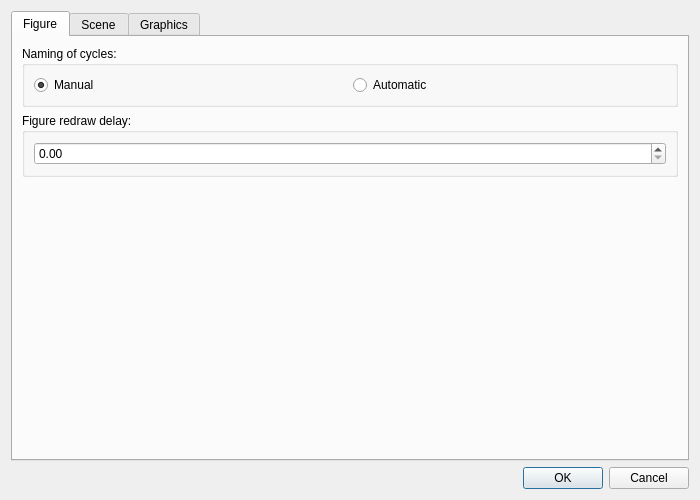
Before: the Qt Designer form forms/settingsdialog.ui in lhutton1/moebinv-gui, drawn with Qt 5.
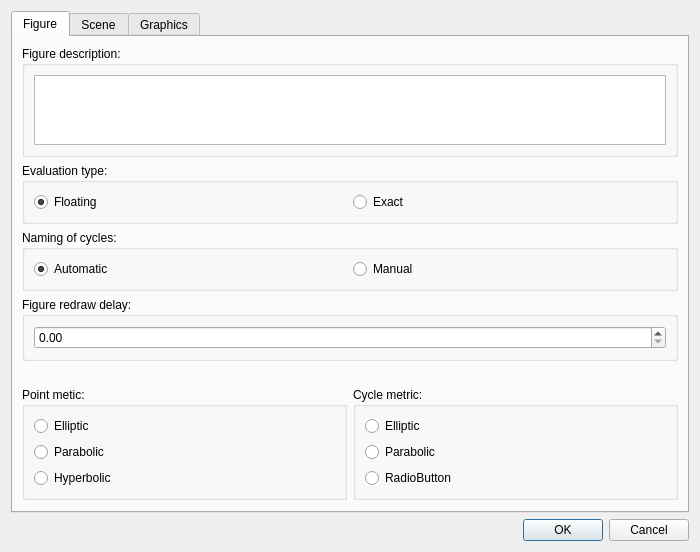
After: the same form once the commit is applied. The open tabs and pages were chosen to show the change.

Commit message: figure desctiption can be edited from settings menu

The edit to the form file:
```diff
--- a/forms/settingsdialog.ui
+++ b/forms/settingsdialog.ui
@@ -24,6 +24,51 @@
        <string>Figure</string>
       </attribute>
       <layout class="QVBoxLayout" name="verticalLayout_2">
+       <item>
+        <widget class="QGroupBox" name="groupBox_5">
+         <property name="title">
+          <string>Figure description:</string>
+         </property>
+         <layout class="QVBoxLayout" name="verticalLayout_5">
+          <item>
+           <widget class="QTextEdit" name="figureDescriptionText">
+            <property name="maximumSize">
+             <size>
+              <width>16777215</width>
+              <height>70</height>
+             </size>
+            </property>
+           </widget>
+          </item>
+         </layout>
+        </widget>
+       </item>
+       <item>
+        <widget class="QGroupBox" name="groupBox_6">
+         <property name="title">
+          <string>Evaluation type:</string>
+         </property>
+         <layout class="QHBoxLayout" name="horizontalLayout_2">
+          <item>
+           <widget class="QRadioButton" name="floatingEval">
+            <property name="text">
+             <string>Floating</string>
+            </property>
+            <property name="checked">
+             <bool>true</bool>
+            </property>
+           </widget>
+          </item>
+          <item>
+           <widget class="QRadioButton" name="exactEval">
+            <property name="text">
+             <string>Exact</string>
+            </property>
+           </widget>
+          </item>
+         </layout>
+        </widget>
+       </item>
        <item>
         <widget class="QGroupBox" name="groupBox">
          <property name="title">
@@ -31,20 +76,20 @@
          </property>
          <layout class="QHBoxLayout" name="horizontalLayout">
           <item>
-           <widget class="QRadioButton" name="radioButton">
-            <property name="text">
-             <string>Manual</string>
-            </property>
-            <property name="checked">
-             <bool>true</bool>
-            </property>
-           </widget>
-          </item>
-          <item>
-           <widget class="QRadioButton" name="radioButton_2">
+           <widget class="QRadioButton" name="automaticNaming">
             <property name="text">
              <string>Automatic</string>
             </property>
+            <property name="checked">
+             <bool>true</bool>
+            </property>
+           </widget>
+          </item>
+          <item>
+           <widget class="QRadioButton" name="manualNaming">
+            <property name="text">
+             <string>Manual</string>
+            </property>
            </widget>
           </item>
          </layout>
@@ -62,6 +107,82 @@
          </layout>
         </widget>
        </item>
+       <item>
+        <layout class="QHBoxLayout" name="horizontalLayout_3">
+         <property name="topMargin">
+          <number>20</number>
+         </property>
+         <property name="rightMargin">
+          <number>0</number>
+         </property>
+         <item>
+          <widget class="QGroupBox" name="groupBox_7">
+           <property name="title">
+            <string>Point metic:</string>
+           </property>
+           <layout class="QVBoxLayout" name="verticalLayout_6">
+            <item>
+             <widget class="QRadioButton" name="radioButton_7">
+              <property name="minimumSize">
+               <size>
+                <width>0</width>
+                <height>0</height>
+               </size>
+              </property>
+              <property name="text">
+               <string>Elliptic</string>
+              </property>
+             </widget>
+            </item>
+            <item>
+             <widget class="QRadioButton" name="radioButton_6">
+              <property name="text">
+               <string>Parabolic</string>
+              </property>
+             </widget>
+            </item>
+            <item>
+             <widget class="QRadioButton" name="radioButton_5">
+              <property name="text">
+               <string>Hyperbolic</string>
+              </property>
+             </widget>
+            </item>
+           </layout>
+          </widget>
+         </item>
+         <item>
+          <widget class="QGroupBox" name="groupBox_8">
+           <property name="title">
+            <string>Cycle metric:</string>
+           </property>
+           <layout class="QVBoxLayout" name="verticalLayout_7">
+            <item>
+             <widget class="QRadioButton" name="radioButton_9">
+              <property name="text">
+               <string>Elliptic</string>
+              </property>
+             </widget>
+            </item>
+            <item>
+             <widget class="QRadioButton" name="radioButton_8">
+              <property name="text">
+               <string>Parabolic</string>
+              </property>
+             </widget>
+            </item>
+            <item>
+             <widget class="QRadioButton" name="radioButton_10">
+              <property name="text">
+               <string>RadioButton</string>
+              </property>
+             </widget>
+            </item>
+           </layout>
+          </widget>
+         </item>
+        </layout>
+       </item>
        <item>
         <spacer name="verticalSpacer">
          <property name="orientation">
```
Left out of the diff: 118 changed lines with no effect on the pictures. The commit also changes 5 other files.
